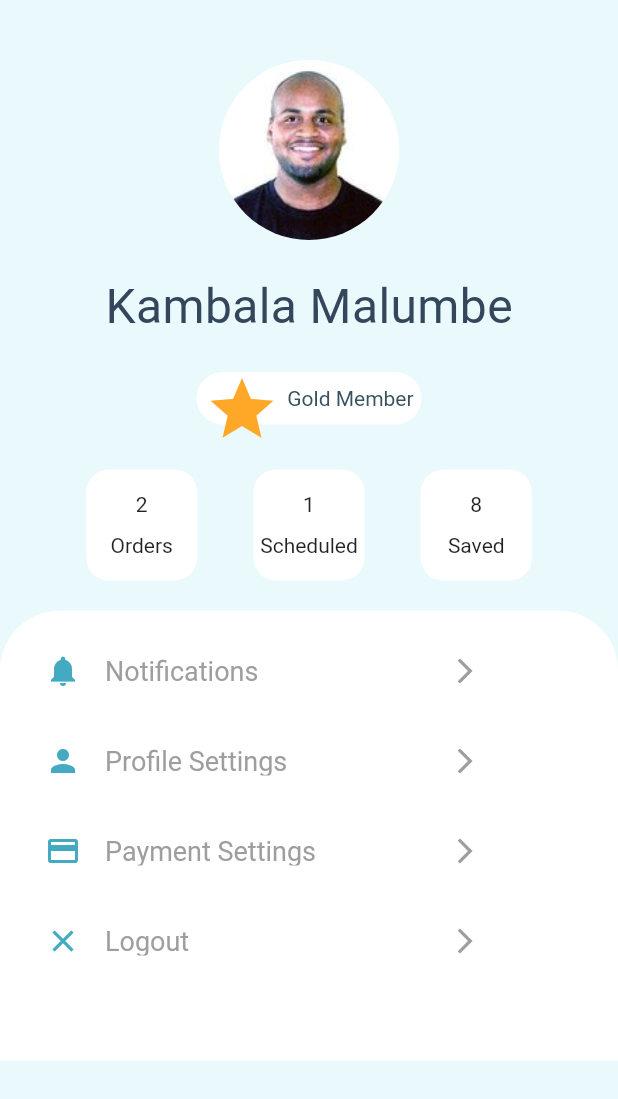
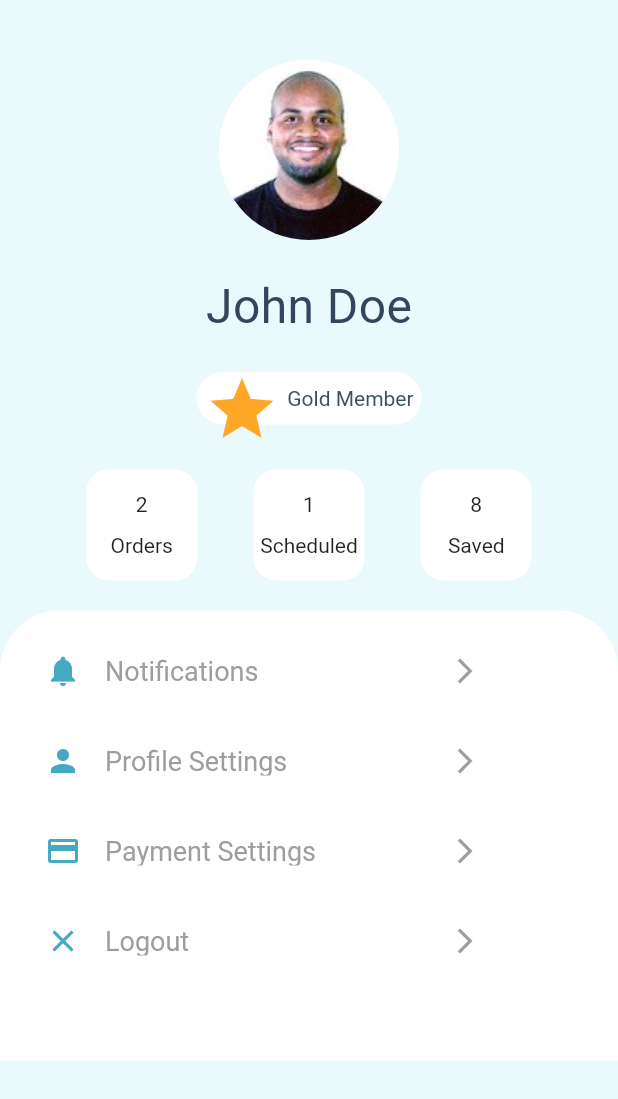
Before and after one commit to kmalumbe/flutter_cleaning_service_ui_app, a Flutter app: the ProfileScreen screen opened directly, on a phone screen of 412 x 824 dp. Shown: the top 1099 px of the screen. Run offline on Flutter 3.47's test engine with Material 2 defaults, Android fonts, the phone set to English and light mode, and no system bars; missing offline and left inert: bubbled_navigation_bar.

Commit message:
Name & email changes.

```diff
--- a/lib/views/homeScreen.dart
+++ b/lib/views/homeScreen.dart
@@ -113,8 +113,8 @@ class _HomeScreenState extends State<HomeScreen> {
                         mainAxisAlignment: MainAxisAlignment.spaceEvenly,
                         crossAxisAlignment: CrossAxisAlignment.start,
                         children: <Widget>[
-                          Text('Kambala Malumbe',style: AppTheme.title,),
-                          Text('ksmalumbe@gmail.com',),
+                          Text('John Doe',style: AppTheme.title,),
+                          Text('johndoe@example.com',),
                         ],
                       ),
                     ],
--- a/lib/views/profileScreen.dart
+++ b/lib/views/profileScreen.dart
@@ -17,7 +17,7 @@ class ProfileScreen extends StatefulWidget {
 }
 
 class _ProfileScreenState extends State<ProfileScreen> {
-  String userFullName = 'Kambala Malumbe'; //Todo: Get from DB
+  String userFullName = 'John Doe';
 
   @override
   Widget build(BuildContext context) {
```
